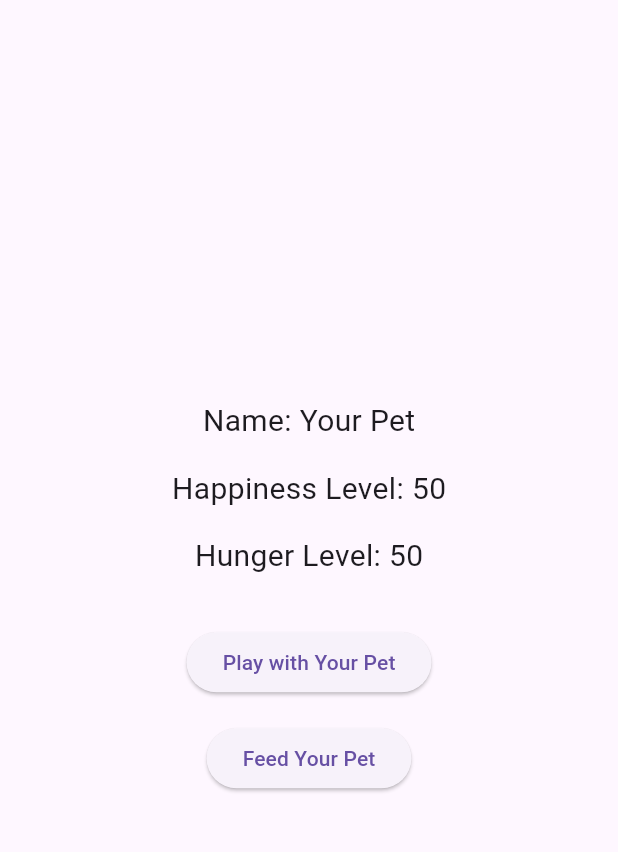
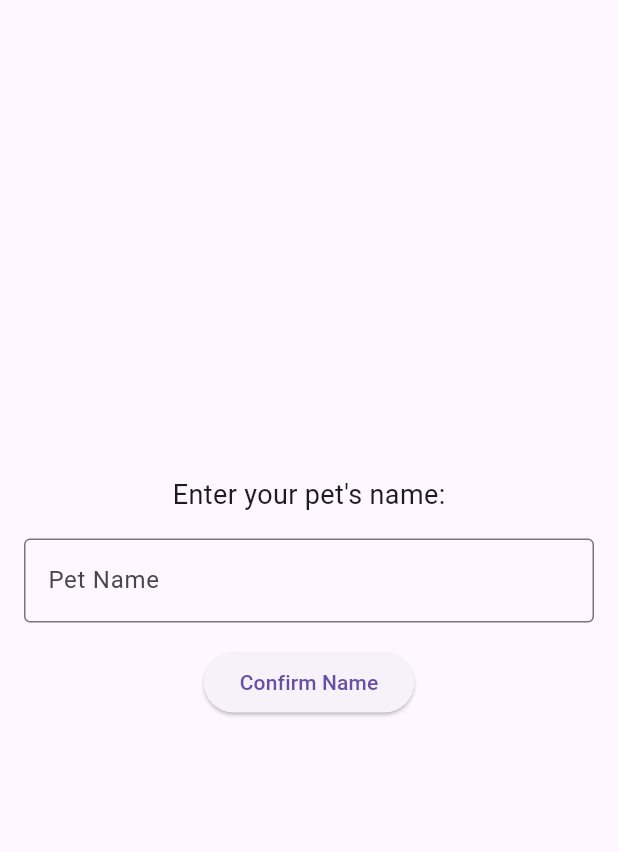
Before and after one commit to Fel1xGarc1a/CW05-Digital-Pet-App, a Flutter app: the screen it shows after launch, on a phone screen of 412 x 824 dp, the part 63-915 px from its top. Run offline on Flutter 3.47's test engine with Material 3 defaults, Android fonts, the phone set to English and light mode, and no system bars.

Commit message:
Digital Pet App - Basic requirements source code

```diff
--- a/lib/main.dart
+++ b/lib/main.dart
@@ -1,3 +1,4 @@
+import 'dart:async';
 import 'package:flutter/material.dart';
 
 void main() {
@@ -12,36 +13,51 @@
 }
 
 class _DigitalPetAppState extends State<DigitalPetApp> {
-  String petName = "Your Pet";
+  String petName = "";
   int happinessLevel = 50;
   int hungerLevel = 50;
+  TextEditingController nameController = TextEditingController();
+  bool isNameSet = false;
+  Timer? winConditionTimer;
+  bool hasWon = false;
+  bool hasLost = false;
 
-  // Function to increase happiness and update hunger when playing with the pet
+  @override
+  void initState() {
+    super.initState();
+    Timer.periodic(Duration(seconds: 30), (timer) {
+      setState(() {
+        hungerLevel = (hungerLevel + 5).clamp(0, 100);
+        _updateHappiness();
+        _checkLossCondition();
+      });
+    });
+  }
+
   void _playWithPet() {
     setState(() {
       happinessLevel = (happinessLevel + 10).clamp(0, 100);
       _updateHunger();
+      _checkWinCondition();
     });
   }
 
-  // Function to decrease hunger and update happiness when feeding the pet
   void _feedPet() {
     setState(() {
       hungerLevel = (hungerLevel - 10).clamp(0, 100);
       _updateHappiness();
+      _checkWinCondition();
     });
   }
 
-  // Update happiness based on hunger level
   void _updateHappiness() {
-    if (hungerLevel < 30) {
+    if (hungerLevel >= 80) {
       happinessLevel = (happinessLevel - 20).clamp(0, 100);
-    } else {
+    } else if (hungerLevel < 30) {
       happinessLevel = (happinessLevel + 10).clamp(0, 100);
     }
   }
 
-  // Increase hunger level slightly when playing with the pet
   void _updateHunger() {
     hungerLevel = (hungerLevel + 5).clamp(0, 100);
     if (hungerLevel == 100) {
@@ -49,30 +65,106 @@
     }
   }
 
+  void _checkWinCondition() {
+    if (happinessLevel > 80) {
+      winConditionTimer ??= Timer(Duration(minutes: 3), () {
+        setState(() {
+          hasWon = true;
+        });
+      });
+    } else {
+      winConditionTimer?.cancel();
+      winConditionTimer = null;
+    }
+  }
+
+  void _checkLossCondition() {
+    if (hungerLevel == 100 && happinessLevel <= 10) {
+      setState(() {
+        hasLost = true;
+      });
+    }
+  }
+
+  Color _getPetGlowColor() {
+    if (happinessLevel > 70) {
+      return Colors.green.withOpacity(0.5);
+    } else if (happinessLevel >= 30) {
+      return Colors.yellow.withOpacity(0.5);
+    } else {
+      return Colors.red.withOpacity(0.5);
+    }
+  }
+
+  String _getMoodText() {
+    if (happinessLevel > 70) {
+      return "Happy 😊";
+    } else if (happinessLevel >= 30) {
+      return "Neutral 😐";
+    } else {
+      return "Unhappy 😢";
+    }
+  }
+
+  void _setPetName() {
+    setState(() {
+      petName = nameController.text;
+      isNameSet = true;
+    });
+  }
+
   @override
   Widget build(BuildContext context) {
     return Scaffold(
-      appBar: AppBar(
-        title: Text('Digital Pet'),
-      ),
+      appBar: AppBar(title: Text('Digital Pet')),
       body: Center(
-        child: Column(
+        child: hasWon
+            ? Text("Congratulations! You won! 🎉", style: TextStyle(fontSize: 24, fontWeight: FontWeight.bold))
+            : hasLost
+                ? Text("Game Over! 😢", style: TextStyle(fontSize: 24, fontWeight: FontWeight.bold))
+                : isNameSet
+                    ? Column(
                         mainAxisAlignment: MainAxisAlignment.center,
                         children: <Widget>[
-            Text(
-              'Name: $petName',
-              style: TextStyle(fontSize: 20.0),
+                          Container(
+                            height: 180,
+                            width: 180,
+                            decoration: BoxDecoration(
+                              shape: BoxShape.circle,
+                              boxShadow: [
+                                BoxShadow(
+                                  color: _getPetGlowColor(),
+                                  blurRadius: 30,
+                                  spreadRadius: 15,
+                                ),
+                              ],
+                            ),
+                            child: Align(
+                              alignment: Alignment.center,
+                              child: SizedBox(
+                                height: 120,
+                                width: 120,
+                                child: Image.asset(
+                                  'assets/EggDog.png',
+                                  fit: BoxFit.contain,
+                                  errorBuilder: (context, error, stackTrace) {
+                                    return Text('Image not found');
+                                  },
+                                ),
+                              ),
+                            ),
                           ),
                           SizedBox(height: 16.0),
-            Text(
-              'Happiness Level: $happinessLevel',
-              style: TextStyle(fontSize: 20.0),
-            ),
+                          Text('Name: $petName', style: TextStyle(fontSize: 20.0)),
                           SizedBox(height: 16.0),
-            Text(
-              'Hunger Level: $hungerLevel',
-              style: TextStyle(fontSize: 20.0),
-            ),
+                          Text('Mood: ${_getMoodText()}',
+                              style: TextStyle(fontSize: 20.0)),
+                          SizedBox(height: 16.0),
+                          Text('Happiness Level: $happinessLevel',
+                              style: TextStyle(fontSize: 20.0)),
+                          SizedBox(height: 16.0),
+                          Text('Hunger Level: $hungerLevel',
+                              style: TextStyle(fontSize: 20.0)),
                           SizedBox(height: 32.0),
                           ElevatedButton(
                             onPressed: _playWithPet,
@@ -84,6 +176,25 @@
                             child: Text('Feed Your Pet'),
                           ),
                         ],
+                      )
+                    : Column(
+                        mainAxisAlignment: MainAxisAlignment.center,
+                        children: [
+                          Text("Enter your pet's name:",
+                              style: TextStyle(fontSize: 18.0)),
+                          Padding(
+                            padding: EdgeInsets.all(16.0),
+                            child: TextField(
+                              controller: nameController,
+                              decoration: InputDecoration(
+                                  border: OutlineInputBorder(), hintText: 'Pet Name'),
+                            ),
+                          ),
+                          ElevatedButton(
+                            onPressed: _setPetName,
+                            child: Text('Confirm Name'),
+                          ),
+                        ],
                       ),
       ),
     );
```
Also changed, not shown: pubspec.yaml (+3 -69 lines), assets/EggDog.png (added). Lines whose indentation alone changed are shown as unchanged.
